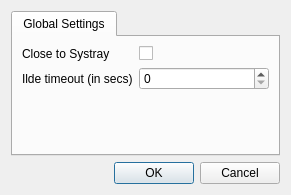
The window that djon/view/dialogsettings.ui (crossleyjuan/djon) describes before a commit, drawn with Qt 5.
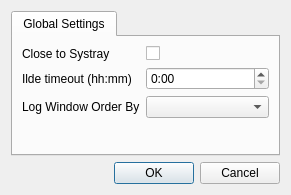
The same window after the commit.

What changed in the file:
```diff
--- a/djon/view/dialogsettings.ui
+++ b/djon/view/dialogsettings.ui
@@ -46,21 +46,24 @@
          <item row="1" column="0">
           <widget class="QLabel" name="label_2">
            <property name="text">
-            <string>Ilde timeout (in secs)</string>
+            <string>Ilde timeout (hh:mm)</string>
            </property>
           </widget>
          </item>
+         <item row="2" column="0">
+          <widget class="QLabel" name="label_3">
+           <property name="text">
+            <string>Log Window Order By</string>
+           </property>
+          </widget>
+         </item>
+         <item row="2" column="1">
+          <widget class="QComboBox" name="logOrderBy"/>
+         </item>
          <item row="1" column="1">
-          <widget class="QSpinBox" name="idleTimeOut">
-           <property name="toolTip">
-            <string>&lt;!DOCTYPE HTML PUBLIC &quot;-//W3C//DTD HTML 4.0//EN&quot; &quot;http://www.w3.org/TR/REC-html40/strict.dtd&quot;&gt;
-&lt;html&gt;&lt;head&gt;&lt;meta name=&quot;qrichtext&quot; content=&quot;1&quot; /&gt;&lt;style type=&quot;text/css&quot;&gt;
-p, li { white-space: pre-wrap; }
-&lt;/style&gt;&lt;/head&gt;&lt;body style=&quot; font-family:'MS Shell Dlg 2'; font-size:8.25pt; font-weight:400; font-style:normal;&quot;&gt;
-&lt;p style=&quot; margin-top:0px; margin-bottom:0px; margin-left:0px; margin-right:0px; -qt-block-indent:0; text-indent:0px;&quot;&gt;An Idle timeout equals to 0 means you will &lt;span style=&quot; font-weight:600;&quot;&gt;disable&lt;/span&gt; the idle timeout feature.&lt;/p&gt;&lt;/body&gt;&lt;/html&gt;</string>
-           </property>
-           <property name="maximum">
-            <number>15000</number>
+          <widget class="QTimeEdit" name="idleTimeOut">
+           <property name="displayFormat">
+            <string>h:mm</string>
            </property>
           </widget>
          </item>
```
